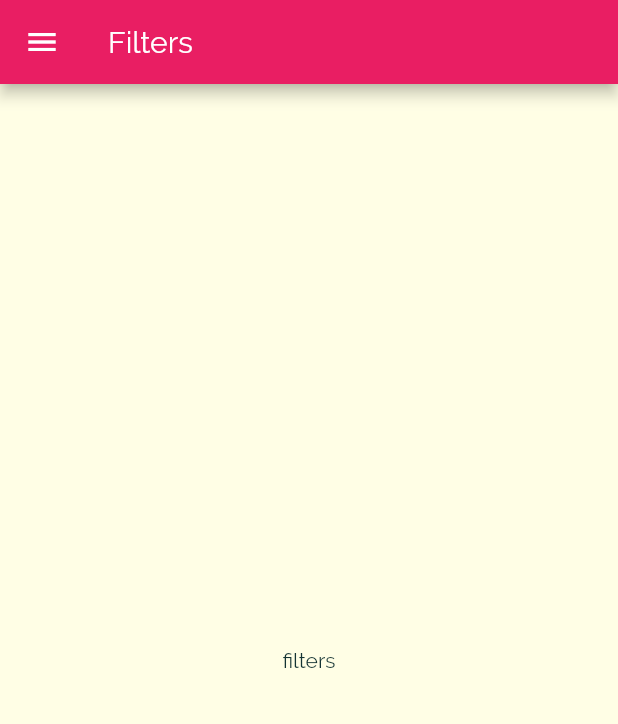
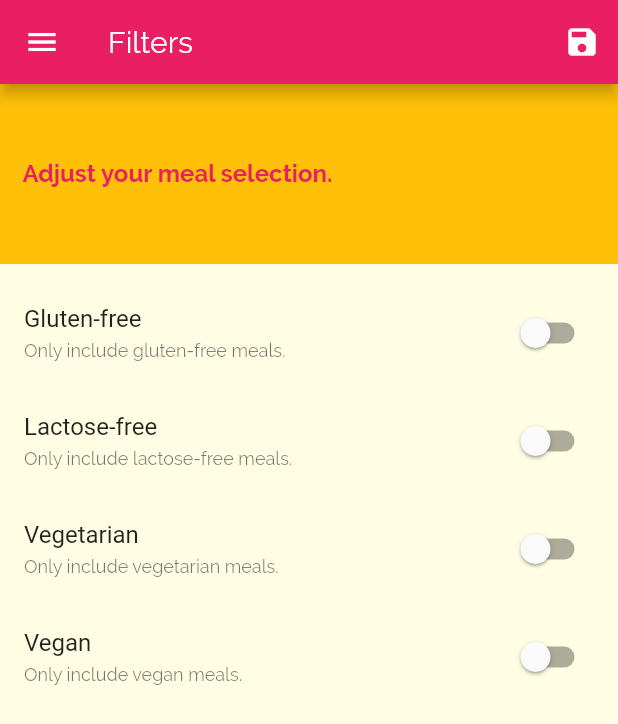
Before and after one commit to TariqHattab/meals_app, a Flutter app: the FiltersScreen screen opened by its route, on a phone screen of 412 x 824 dp. Shown: the top 724 px of the screen. Run offline on Flutter 3.47's test engine with Material 2 defaults, Android fonts, the phone set to English and light mode, and no system bars.

Commit message:
my changes 3

```diff
--- a/lib/main.dart
+++ b/lib/main.dart
@@ -1,4 +1,6 @@
 import 'package:flutter/material.dart';
+import 'package:flutter_complete_guide/dummy_data.dart';
+import 'package:flutter_complete_guide/models/meal.dart';
 import 'package:flutter_complete_guide/screens/filters_screen.dart';
 
 import './screens/meal_details_screen.dart';
@@ -9,7 +11,48 @@ import 'screens/tab_bar_screen.dart';
 
 void main() => runApp(MyApp());
 
-class MyApp extends StatelessWidget {
+class MyApp extends StatefulWidget {
+  @override
+  _MyAppState createState() => _MyAppState();
+}
+
+class _MyAppState extends State<MyApp> {
+  Map<String, bool> _filters = {
+    'gluten': false,
+    'lactose': false,
+    'vegetarian': false,
+    'vegan': false,
+  };
+
+  List<Meal> _availableMeals = DUMMY_MEALS;
+  List<Meal> _favoriteMeals = [];
+
+  bool isFavorite(String id) {}
+
+  void toggleFavorite(String id) {}
+
+  void _setFilters(Map<String, bool> filterData) {
+    setState(() {
+      _filters = filterData;
+
+      _availableMeals = DUMMY_MEALS.where((meal) {
+        if (_filters['gluten'] && !meal.isGlutenFree) {
+          return false;
+        }
+        if (_filters['lactose'] && !meal.isLactoseFree) {
+          return false;
+        }
+        if (_filters['vegetarian'] && !meal.isVegetarian) {
+          return false;
+        }
+        if (_filters['vegan'] && !meal.isVegan) {
+          return false;
+        }
+        return true;
+      }).toList();
+    });
+  }
+
   @override
   Widget build(BuildContext context) {
     return MaterialApp(
@@ -31,9 +74,10 @@ class MyApp extends StatelessWidget {
       routes: {
         // can also use the route '/' to define the home page
         '/': (ctx) => TabBarScreen(),
-        CategoryMealsScreen.routeName: (ctx) => CategoryMealsScreen(),
+        CategoryMealsScreen.routeName: (ctx) =>
+            CategoryMealsScreen(_availableMeals),
         MealDetailScreen.routeName: (ctx) => MealDetailScreen(),
-        FiltersScreen.routeName: (ctx) => FiltersScreen(),
+        FiltersScreen.routeName: (ctx) => FiltersScreen(_setFilters, _filters),
       },
       onUnknownRoute: (ctx) {
         return MaterialPageRoute(builder: (ctx) => CategoriesScreen());
--- a/lib/screens/category_meals_screen.dart
+++ b/lib/screens/category_meals_screen.dart
@@ -5,7 +5,9 @@ import '../widgets/meal_item.dart';
 
 class CategoryMealsScreen extends StatefulWidget {
   static const routeName = '/category_meals';
+  List<Meal> _availableMeals;
 
+  CategoryMealsScreen(this._availableMeals);
   @override
   _CategoryMealsScreenState createState() => _CategoryMealsScreenState();
 }
@@ -31,7 +33,7 @@ class _CategoryMealsScreenState extends State<CategoryMealsScreen> {
           ModalRoute.of(context).settings.arguments as Map<String, String>;
       String categoryId = routeArgs['id'];
       categoryTitle = routeArgs['title'];
-      categoryMeals = DUMMY_MEALS.where((meal) {
+      categoryMeals = widget._availableMeals.where((meal) {
         return meal.categories.contains(categoryId);
       }).toList();
       initDepencies = true;
--- a/lib/screens/filters_screen.dart
+++ b/lib/screens/filters_screen.dart
@@ -1,18 +1,115 @@
 import 'package:flutter/material.dart';
 import '../widgets/main_drawer.dart';
 
-class FiltersScreen extends StatelessWidget {
+class FiltersScreen extends StatefulWidget {
   static const routeName = '/filters';
+  final Function setFilters;
+  final Map<String, bool> filters;
+  FiltersScreen(this.setFilters, this.filters);
+
+  @override
+  _FiltersScreenState createState() => _FiltersScreenState();
+}
+
+class _FiltersScreenState extends State<FiltersScreen> {
+  var glutenFree = false;
+
+  var vegan = false;
+
+  var vegetarian = false;
+
+  var lactoseFree = false;
+  @override
+  initState() {
+    super.initState();
+    glutenFree = widget.filters['gluten'];
+    lactoseFree = widget.filters['lactose'];
+    vegetarian = widget.filters['vegetarian'];
+    vegan = widget.filters['vegan'];
+  }
+
+  SwitchListTile buildSwitchListTile(
+      bool currentValue, String title, String subtitle, Function updateValue) {
+    return SwitchListTile(
+      onChanged: updateValue,
+      value: currentValue,
+      title: Text(title),
+      subtitle: Text(
+        subtitle,
+        style: TextStyle(fontSize: 12),
+      ),
+    );
+  }
 
   @override
   Widget build(BuildContext context) {
     return Scaffold(
       appBar: AppBar(
         title: Text('Filters'),
+        actions: [
+          IconButton(
+            icon: Icon(Icons.save),
+            onPressed: () {
+              widget.setFilters({
+                'gluten': glutenFree,
+                'lactose': lactoseFree,
+                'vegetarian': vegetarian,
+                'vegan': vegan,
+              });
+            },
+          )
+        ],
       ),
       drawer: MainDrawer(),
-      body: Center(
-        child: Text('filters'),
+      body: Column(
+        children: [
+          Container(
+            height: 120,
+            width: double.infinity,
+            color: Theme.of(context).accentColor,
+            padding: EdgeInsets.all(15),
+            alignment: Alignment.centerLeft,
+            child: Text('Adjust your meal selection.',
+                style: TextStyle(
+                    fontSize: 16,
+                    fontWeight: FontWeight.bold,
+                    color: Theme.of(context).primaryColor)),
+          ),
+          SizedBox(
+            height: 10,
+          ),
+          Expanded(
+            child: ListView(
+              children: [
+                buildSwitchListTile(glutenFree, 'Gluten-free',
+                    'Only include gluten-free meals.', (newVal) {
+                  setState(() {
+                    glutenFree = newVal;
+                  });
+                }),
+                buildSwitchListTile(lactoseFree, 'Lactose-free',
+                    'Only include lactose-free meals.', (newVal) {
+                  setState(() {
+                    lactoseFree = newVal;
+                  });
+                }),
+                buildSwitchListTile(
+                    vegetarian, 'Vegetarian', 'Only include vegetarian meals.',
+                    (newVal) {
+                  setState(() {
+                    vegetarian = newVal;
+                  });
+                }),
+                buildSwitchListTile(vegan, 'Vegan', 'Only include vegan meals.',
+                    (newVal) {
+                  setState(() {
+                    vegan = newVal;
+                  });
+                }),
+              ],
+            ),
+          )
+        ],
       ),
     );
   }
```
